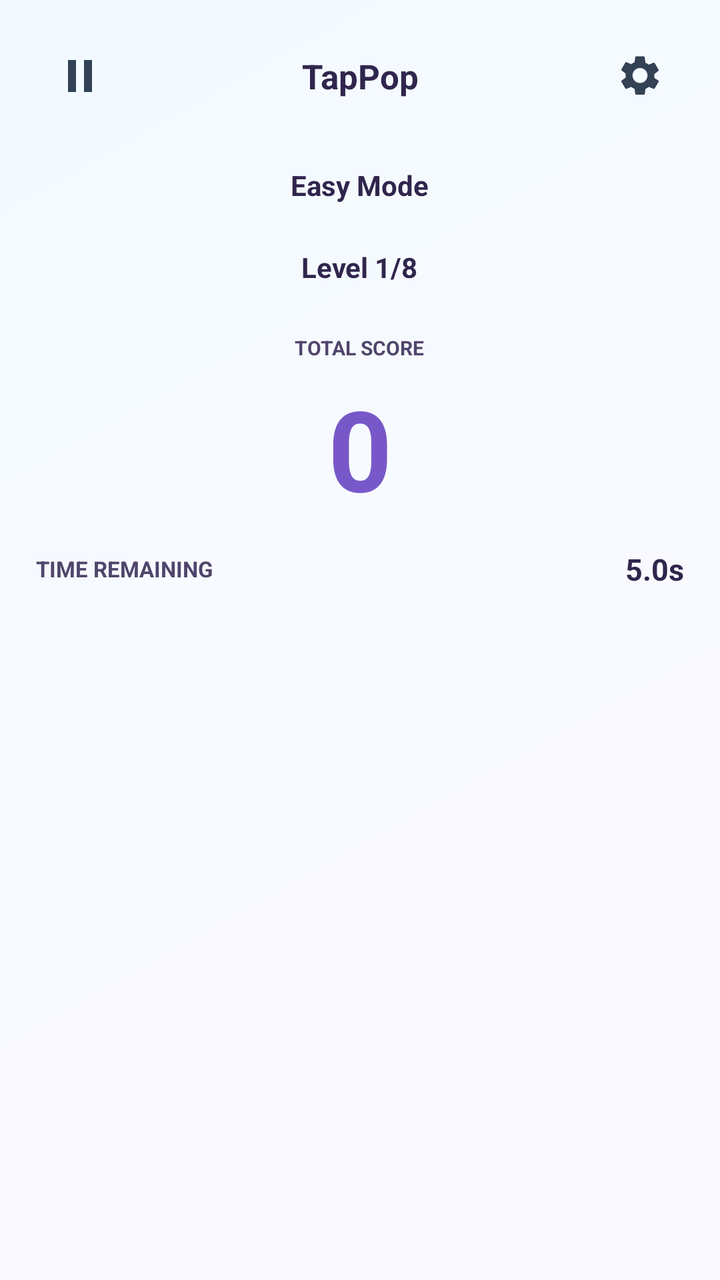
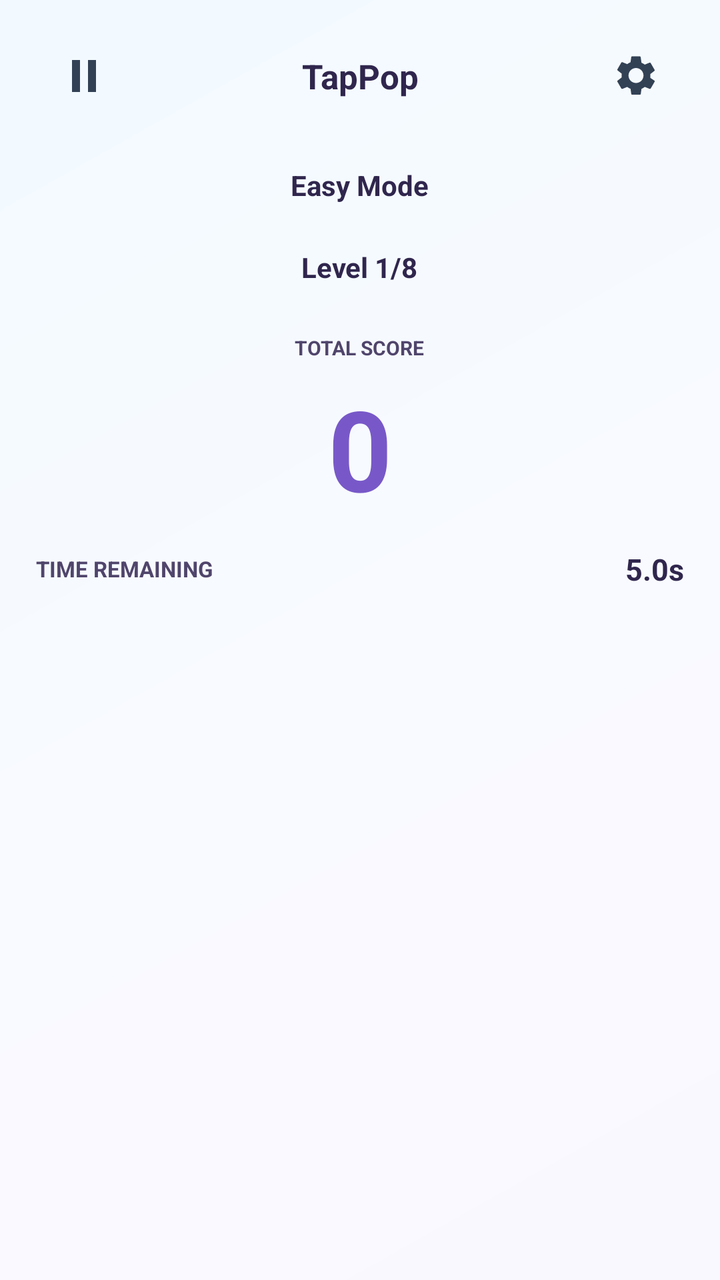

Compare the two renders of this Android layout. The source of the first and the diff that turns it into the second are given below.
<!-- AndroidManifest.xml: application theme Theme.P1Kang_Kah_Yi2302786 -->
<!-- res/layout/activity_main.xml -->
<?xml version="1.0" encoding="utf-8"?>
<FrameLayout xmlns:android="http://schemas.android.com/apk/res/android"
    android:layout_width="match_parent"
    android:layout_height="match_parent"
    android:background="@drawable/bg_game_gradient">

    
    <LinearLayout
        android:layout_width="match_parent"
        android:layout_height="match_parent"
        android:orientation="vertical"
        android:paddingStart="18dp"
        android:paddingEnd="18dp"
        android:paddingTop="12dp"
        android:paddingBottom="14dp">

        <LinearLayout
            android:layout_width="match_parent"
            android:layout_height="52dp"
            android:orientation="horizontal"
            android:gravity="center_vertical">

            <ImageButton
                android:id="@+id/pauseButton"
                android:layout_width="44dp"
                android:layout_height="44dp"
                android:src="@drawable/ic_pause"
                android:contentDescription="Pause game"
                android:background="@android:color/transparent" />

            <TextView
                android:layout_width="0dp"
                android:layout_height="wrap_content"
                android:layout_weight="1"
                android:gravity="center"
                android:text="@string/tappop_name"
                android:textSize="17sp"
                android:textStyle="bold"
                android:textColor="#30264D" />

            <ImageButton
                android:id="@+id/settingsButton"
                android:layout_width="44dp"
                android:layout_height="44dp"
                android:src="@drawable/ic_settings"
                android:contentDescription="Game settings"
                android:background="@android:color/transparent" />
        </LinearLayout>

        <TextView
            android:id="@+id/modeText"
            android:layout_width="wrap_content"
            android:layout_height="wrap_content"
            android:layout_gravity="center_horizontal"
            android:layout_marginTop="12dp"
            android:paddingStart="18dp"
            android:paddingEnd="18dp"
            android:paddingTop="7dp"
            android:paddingBottom="7dp"
            android:text="Easy Mode"
            android:textSize="14sp"
            android:textStyle="bold"
            android:textColor="#30264D" />

        
        <TextView
            android:id="@+id/levelText"
            android:layout_width="wrap_content"
            android:layout_height="wrap_content"
            android:layout_gravity="center_horizontal"
            android:layout_marginTop="8dp"
            android:paddingStart="19dp"
            android:paddingEnd="19dp"
            android:paddingTop="7dp"
            android:paddingBottom="7dp"
            android:text="Level 1/8"
            android:textSize="14sp"
            android:textStyle="bold"
            android:textColor="#30264D" />

        <TextView
            android:id="@+id/scoreLabel"
            android:layout_width="wrap_content"
            android:layout_height="wrap_content"
            android:layout_gravity="center_horizontal"
            android:layout_marginTop="12dp"
            android:paddingStart="13dp"
            android:paddingEnd="13dp"
            android:paddingTop="5dp"
            android:paddingBottom="5dp"
            android:text="TOTAL SCORE"
            android:textSize="10sp"
            android:textStyle="bold"
            android:textColor="#50456B" />

        <TextView
            android:id="@+id/scoreText"
            android:layout_width="match_parent"
            android:layout_height="wrap_content"
            android:layout_marginTop="1dp"
            android:gravity="center"
            android:text="0"
            android:textSize="56sp"
            android:textStyle="bold"
            android:textColor="#7858C8" />

        <LinearLayout
            android:layout_width="match_parent"
            android:layout_height="wrap_content"
            android:layout_marginTop="13dp"
            android:orientation="horizontal"
            android:gravity="center_vertical">

            <TextView
                android:layout_width="0dp"
                android:layout_height="wrap_content"
                android:layout_weight="1"
                android:text="TIME REMAINING"
                android:textSize="11sp"
                android:textStyle="bold"
                android:textColor="#50456B" />

            <TextView
                android:id="@+id/timerText"
                android:layout_width="wrap_content"
                android:layout_height="wrap_content"
                android:text="5.0s"
                android:textSize="15sp"
                android:textStyle="bold"
                android:textColor="#30264D" />
        </LinearLayout>

        <FrameLayout
            android:id="@+id/timerTrack"
            android:layout_width="match_parent"
            android:layout_height="11dp"
            android:layout_marginTop="9dp">

            <View
                android:id="@+id/timerFill"
                android:layout_width="match_parent"
                android:layout_height="match_parent" />
        </FrameLayout>

        
        <FrameLayout
            android:id="@+id/boardContainer"
            android:layout_width="match_parent"
            android:layout_height="0dp"
            android:layout_weight="1"
            android:layout_marginTop="8dp"
            android:background="@android:color/transparent">

            <GridLayout
                android:id="@+id/gameGrid"
                android:layout_width="wrap_content"
                android:layout_height="wrap_content"
                android:layout_gravity="center"
                android:alignmentMode="alignMargins"
                android:useDefaultMargins="false" />
        </FrameLayout>
    </LinearLayout>

    
    <FrameLayout
        android:id="@+id/introOverlay"
        android:layout_width="match_parent"
        android:layout_height="match_parent"
        android:background="#A6F8F6FF"
        android:clickable="true"
        android:focusable="true"
        android:visibility="gone">

        <LinearLayout
            android:layout_width="match_parent"
            android:layout_height="wrap_content"
            android:layout_gravity="center"
            android:orientation="vertical"
            android:gravity="center"
            android:padding="20dp">

            <TextView
                android:id="@+id/introTitle"
                android:layout_width="match_parent"
                android:layout_height="wrap_content"
                android:gravity="center"
                android:text="ARE YOU READY!"
                android:textStyle="bold"
                android:textSize="23sp"
                android:textColor="#30264D" />

            <TextView
                android:id="@+id/introNumber"
                android:layout_width="match_parent"
                android:layout_height="wrap_content"
                android:gravity="center"
                android:layout_marginTop="8dp"
                android:text="READY"
                android:textStyle="bold"
                android:textSize="76sp"
                android:textColor="#7858C8" />

            <TextView
                android:id="@+id/introHint"
                android:layout_width="match_parent"
                android:layout_height="wrap_content"
                android:gravity="center"
                android:layout_marginTop="6dp"
                android:text="Focus on the colors"
                android:textSize="13sp"
                android:textColor="#716A8E" />
        </LinearLayout>
    </FrameLayout>
</FrameLayout>
<!-- resources referenced by this layout -->
<resources>
  <!-- drawable bg_game_gradient (drawable) -->
  <?xml version="1.0" encoding="utf-8"?>
  <shape xmlns:android="http://schemas.android.com/apk/res/android"
      android:shape="rectangle">
      <gradient
          android:angle="135"
          android:startColor="#FAF8FF"
          android:centerColor="#F8FAFF"
          android:endColor="#F2FAFF"
          android:type="linear" />
  </shape>
  <!-- drawable ic_pause (drawable) -->
  <?xml version="1.0" encoding="utf-8"?>
  <vector xmlns:android="http://schemas.android.com/apk/res/android"
      android:width="24dp"
      android:height="24dp"
      android:viewportWidth="24"
      android:viewportHeight="24">
      <path android:fillColor="#334155"
          android:pathData="M6,4h4v16H6zM14,4h4v16h-4z" />
  </vector>
  <!-- drawable ic_settings (drawable) -->
  <?xml version="1.0" encoding="utf-8"?>
  <vector xmlns:android="http://schemas.android.com/apk/res/android"
      android:width="24dp"
      android:height="24dp"
      android:viewportWidth="24"
      android:viewportHeight="24">
      <path android:fillColor="#334155"
          android:pathData="M19.14,12.94c0.04,-0.3 0.06,-0.61 0.06,-0.94s-0.02,-0.64 -0.07,-0.94l2.03,-1.58c0.18,-0.14 0.23,-0.4 0.12,-0.6l-1.92,-3.32c-0.12,-0.21 -0.37,-0.29 -0.59,-0.22l-2.39,0.96c-0.5,-0.38 -1.04,-0.7 -1.65,-0.94l-0.36,-2.54C14.34,2.34 14.13,2.16 13.9,2.16h-3.8c-0.23,0 -0.44,0.18 -0.48,0.42L9.26,5.12c-0.61,0.24 -1.16,0.56 -1.65,0.94l-2.39,-0.96c-0.22,-0.08 -0.47,0.01 -0.59,0.22L2.71,8.64c-0.12,0.2 -0.07,0.46 0.12,0.6l2.03,1.58C4.82,11.12 4.8,11.43 4.8,11.76s0.02,0.64 0.07,0.94l-2.03,1.58c-0.19,0.14 -0.24,0.4 -0.12,0.6l1.92,3.32c0.12,0.21 0.37,0.29 0.59,0.22l2.39,-0.96c0.5,0.38 1.04,0.7 1.65,0.94l0.36,2.54c0.04,0.24 0.25,0.42 0.48,0.42h3.8c0.23,0 0.44,-0.18 0.48,-0.42l0.36,-2.54c0.61,-0.24 1.16,-0.56 1.65,-0.94l2.39,0.96c0.22,0.08 0.47,-0.01 0.59,-0.22l1.92,-3.32c0.12,-0.2 0.07,-0.46 -0.12,-0.6zM12,15.5c-2.07,0 -3.75,-1.68 -3.75,-3.75S9.93,8 12,8s3.75,1.68 3.75,3.75S14.07,15.5 12,15.5z" />
  </vector>
  <string name="tappop_name">TapPop</string>
  <style name="Theme.P1Kang_Kah_Yi2302786" parent="Base.Theme.P1Kang_Kah_Yi2302786" />
  <style name="Base.Theme.P1Kang_Kah_Yi2302786" parent="Theme.Material3.DayNight.NoActionBar">
          
          
      </style>
</resources>

<!-- the commit's change to res/layout/activity_main.xml (unified diff, before → after) -->
@@ -22,8 +22,8 @@
 
             <ImageButton
                 android:id="@+id/pauseButton"
-                android:layout_width="44dp"
-                android:layout_height="44dp"
+                android:layout_width="48dp"
+                android:layout_height="48dp"
                 android:src="@drawable/ic_pause"
                 android:contentDescription="Pause game"
                 android:background="@android:color/transparent" />
@@ -40,8 +40,8 @@
 
             <ImageButton
                 android:id="@+id/settingsButton"
-                android:layout_width="44dp"
-                android:layout_height="44dp"
+                android:layout_width="48dp"
+                android:layout_height="48dp"
                 android:src="@drawable/ic_settings"
                 android:contentDescription="Game settings"
                 android:background="@android:color/transparent" />
